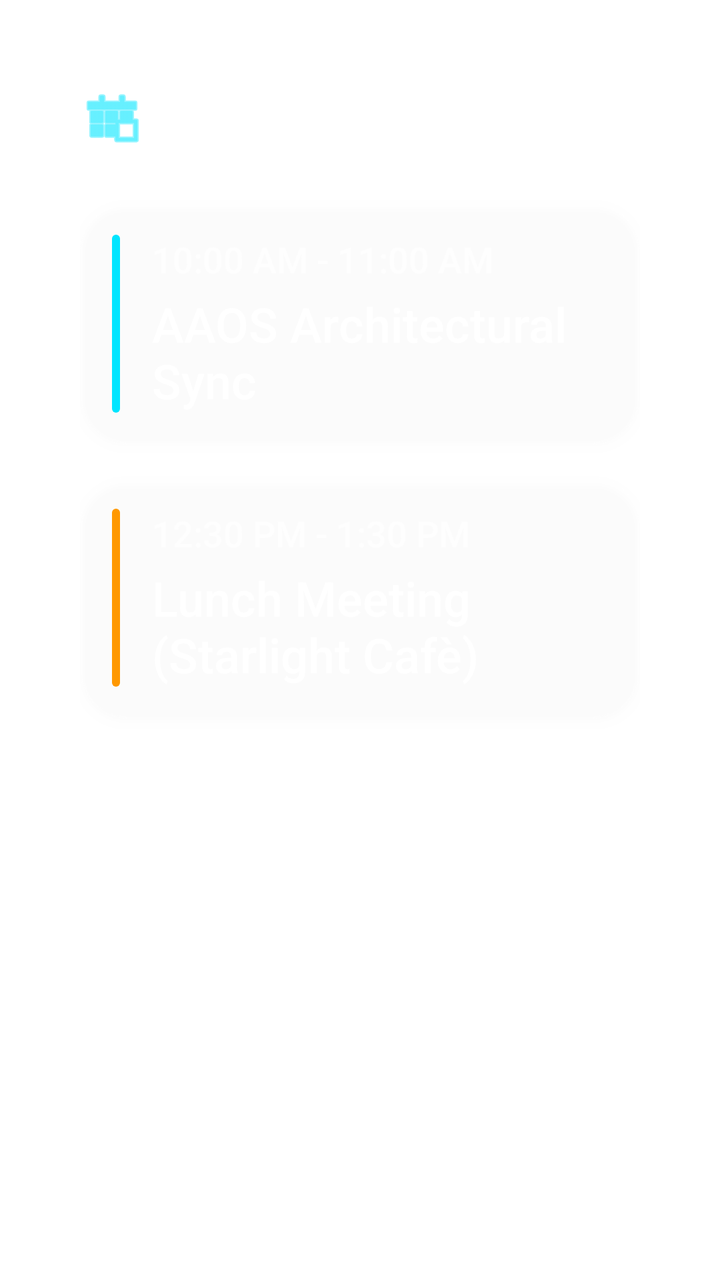
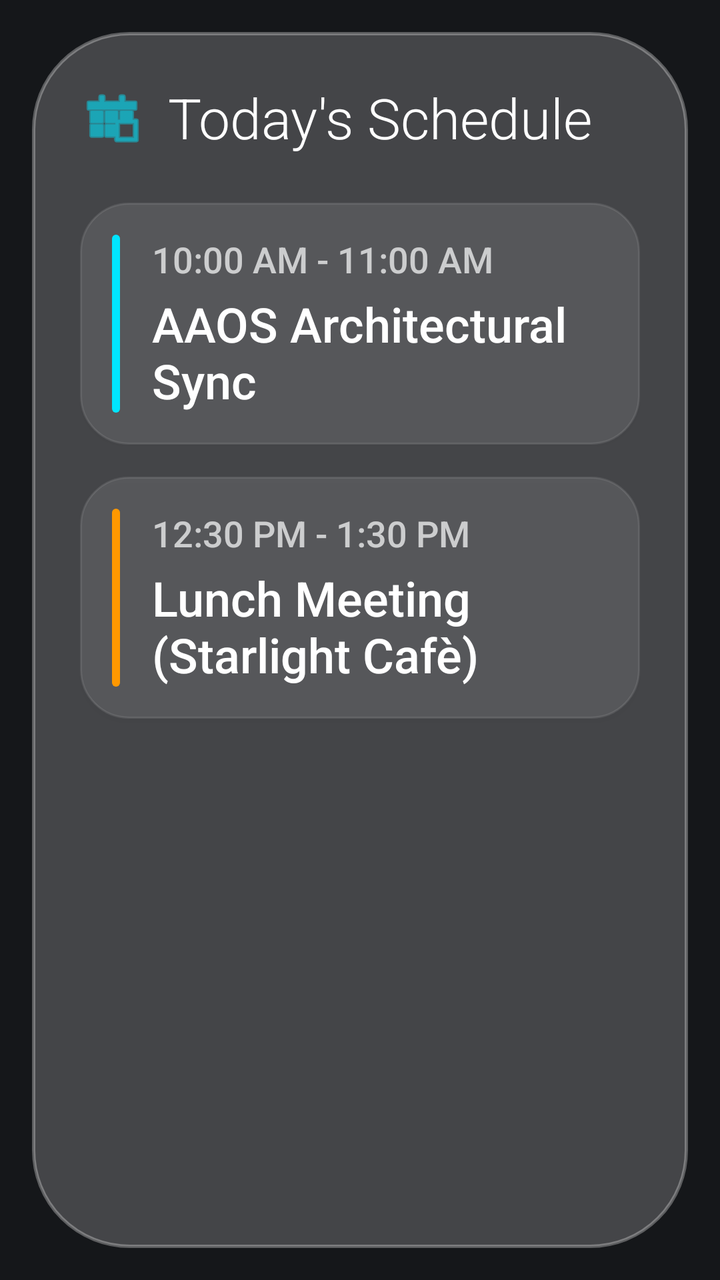

Compare the two renders of this Android layout. The source of the first and the diff that turns it into the second are given below.
<!-- AndroidManifest.xml: application theme Theme.MockWidgets -->
<!-- res/layout/agenda_widget.xml -->
<?xml version="1.0" encoding="utf-8"?>
<FrameLayout xmlns:android="http://schemas.android.com/apk/res/android"
    android:id="@+id/root_view"
    android:layout_width="match_parent"
    android:layout_height="match_parent"
    android:padding="16dp"
    android:background="@android:color/transparent">

    <LinearLayout
        android:layout_width="match_parent"
        android:layout_height="match_parent"
        android:orientation="vertical"
        android:background="@drawable/glass_panel"
        android:padding="24dp">

        
        <LinearLayout
            android:layout_width="match_parent"
            android:layout_height="wrap_content"
            android:orientation="horizontal"
            android:gravity="center_vertical"
            android:layout_marginBottom="24dp">
            <ImageView
                android:layout_width="32dp"
                android:layout_height="32dp"
                android:src="@android:drawable/ic_menu_today"
                android:tint="#00E5FF"
                android:layout_marginRight="12dp"/>
            <TextView
                android:layout_width="wrap_content"
                android:layout_height="wrap_content"
                android:text="Today's Schedule"
                android:textColor="#FFFFFF"
                android:textSize="28sp"
                android:fontFamily="sans-serif-light"/>
        </LinearLayout>

        
        <LinearLayout
            android:layout_width="match_parent"
            android:layout_height="wrap_content"
            android:orientation="horizontal"
            android:background="@drawable/glass_card_inner"
            android:padding="16dp"
            android:layout_marginBottom="16dp"
            android:elevation="4dp">
            <View
                android:layout_width="4dp"
                android:layout_height="match_parent"
                android:background="@drawable/accent_bar_cyan"
                android:layout_marginRight="16dp"/>
            <LinearLayout
                android:layout_width="match_parent"
                android:layout_height="wrap_content"
                android:orientation="vertical">
                <TextView
                    android:layout_width="wrap_content"
                    android:layout_height="wrap_content"
                    android:text="10:00 AM - 11:00 AM"
                    android:textColor="#B3FFFFFF"
                    android:textSize="18sp"
                    android:fontFamily="sans-serif-medium"
                    android:layout_marginBottom="4dp"/>
                <TextView
                    android:layout_width="wrap_content"
                    android:layout_height="wrap_content"
                    android:text="AAOS Architectural Sync"
                    android:textColor="#FFFFFF"
                    android:textSize="24sp"
                    android:fontFamily="sans-serif-medium"/>
            </LinearLayout>
        </LinearLayout>

        
        <LinearLayout
            android:layout_width="match_parent"
            android:layout_height="wrap_content"
            android:orientation="horizontal"
            android:background="@drawable/glass_card_inner"
            android:padding="16dp"
            android:layout_marginBottom="16dp"
            android:elevation="4dp">
            <View
                android:layout_width="4dp"
                android:layout_height="match_parent"
                android:background="@drawable/accent_bar_amber"
                android:layout_marginRight="16dp"/>
            <LinearLayout
                android:layout_width="match_parent"
                android:layout_height="wrap_content"
                android:orientation="vertical">
                <TextView
                    android:layout_width="wrap_content"
                    android:layout_height="wrap_content"
                    android:text="12:30 PM - 1:30 PM"
                    android:textColor="#B3FFFFFF"
                    android:textSize="18sp"
                    android:fontFamily="sans-serif-medium"
                    android:layout_marginBottom="4dp"/>
                <TextView
                    android:layout_width="wrap_content"
                    android:layout_height="wrap_content"
                    android:text="Lunch Meeting (Starlight Cafè)"
                    android:textColor="#FFFFFF"
                    android:textSize="24sp"
                    android:fontFamily="sans-serif-medium"/>
            </LinearLayout>
        </LinearLayout>

    </LinearLayout>
</FrameLayout>
<!-- resources referenced by this layout -->
<resources>
  <!-- drawable accent_bar_amber (drawable) -->
  <?xml version="1.0" encoding="utf-8"?>
  <shape xmlns:android="http://schemas.android.com/apk/res/android">
      <solid android:color="#FF9800"/>
      <corners android:radius="4dp"/>
  </shape>
  <!-- drawable accent_bar_cyan (drawable) -->
  <?xml version="1.0" encoding="utf-8"?>
  <shape xmlns:android="http://schemas.android.com/apk/res/android">
      <solid android:color="#00E5FF"/>
      <corners android:radius="4dp"/>
  </shape>
  <!-- drawable glass_card_inner (drawable) -->
  <?xml version="1.0" encoding="utf-8"?>
  <shape xmlns:android="http://schemas.android.com/apk/res/android"
      android:shape="rectangle">
      <solid android:color="#1AFFFFFF"/>
      <corners android:radius="24dp"/>
      <stroke android:width="1dp" android:color="#1AFFFFFF"/>
  </shape>
  <!-- drawable glass_panel (drawable) -->
  <?xml version="1.0" encoding="utf-8"?>
  <shape xmlns:android="http://schemas.android.com/apk/res/android"
      android:shape="rectangle">
      <solid android:color="@color/glass_panel_bg" />
      <corners android:radius="48dp" />
      <stroke
          android:width="1.5dp"
          android:color="@color/glass_panel_border" />
  </shape>
  <style name="Theme.MockWidgets" parent="@android:style/Theme.DeviceDefault.NoActionBar">
          <item name="android:windowBackground">@android:color/transparent</item>
          <item name="android:windowIsTranslucent">true</item>
          <item name="android:windowNoTitle">true</item>
          <item name="android:backgroundDimEnabled">false</item>
      </style>
  <color name="glass_panel_bg">#33FFFFFF</color>
  <color name="glass_panel_border">#4DFFFFFF</color>
</resources>

<!-- the commit's change to res/layout/agenda_widget.xml (unified diff, before → after) -->
@@ -4,7 +4,7 @@
     android:layout_width="match_parent"
     android:layout_height="match_parent"
     android:padding="16dp"
-    android:background="@android:color/transparent">
+    android:background="#15171A">
 
     <LinearLayout
         android:layout_width="match_parent"
